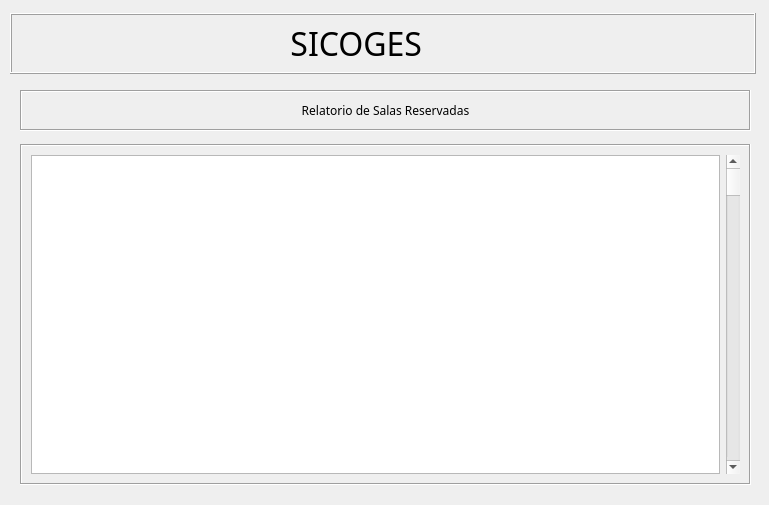
Above: relacaoreservas/form.ui from kadetete/controle-salas before the change. Below: the same form after it.
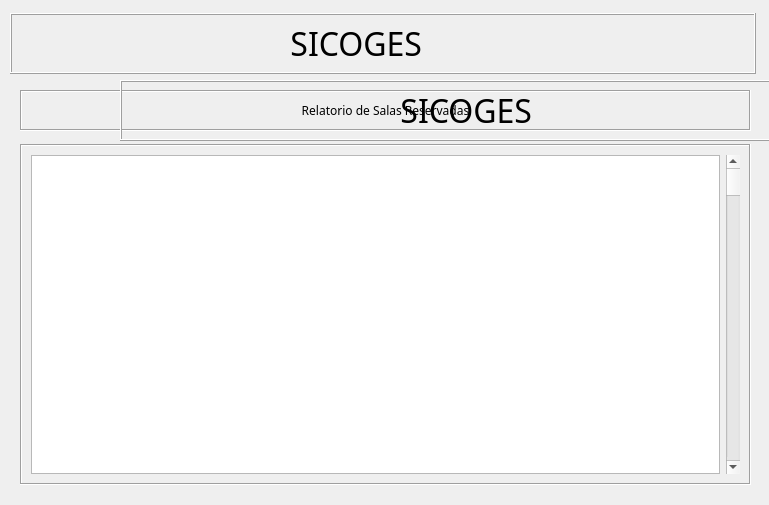
That is the form after the change. Icons and pictures are not drawn.

```diff
--- a/relacaoreservas/form.ui
+++ b/relacaoreservas/form.ui
@@ -163,6 +163,74 @@
     </item>
    </layout>
   </widget>
+  <widget class="QFrame" name="gridFrame_2">
+   <property name="geometry">
+    <rect>
+     <x>120</x>
+     <y>80</y>
+     <width>746</width>
+     <height>61</height>
+    </rect>
+   </property>
+   <property name="frameShape">
+    <enum>QFrame::Box</enum>
+   </property>
+   <property name="frameShadow">
+    <enum>QFrame::Raised</enum>
+   </property>
+   <property name="lineWidth">
+    <number>1</number>
+   </property>
+   <layout class="QHBoxLayout" name="horizontalLayout_4">
+    <item>
+     <widget class="QPushButton" name="pushButton_relatorio_volar_2">
+      <property name="sizePolicy">
+       <sizepolicy hsizetype="Fixed" vsizetype="Fixed">
+        <horstretch>0</horstretch>
+        <verstretch>0</verstretch>
+       </sizepolicy>
+      </property>
+      <property name="font">
+       <font>
+        <family>Versa</family>
+        <pointsize>10</pointsize>
+       </font>
+      </property>
+      <property name="layoutDirection">
+       <enum>Qt::RightToLeft</enum>
+      </property>
+      <property name="text">
+       <string/>
+      </property>
+      <property name="icon">
+       <iconset theme="go-previous">
+        <normaloff>../</normaloff>../</iconset>
+      </property>
+      <property name="flat">
+       <bool>true</bool>
+      </property>
+     </widget>
+    </item>
+    <item>
+     <widget class="QLabel" name="label_34">
+      <property name="font">
+       <font>
+        <family>Versa</family>
+        <pointsize>24</pointsize>
+        <italic>false</italic>
+        <bold>false</bold>
+       </font>
+      </property>
+      <property name="text">
+       <string>                           SICOGES</string>
+      </property>
+      <property name="alignment">
+       <set>Qt::AlignJustify|Qt::AlignVCenter</set>
+      </property>
+     </widget>
+    </item>
+   </layout>
+  </widget>
  </widget>
  <resources/>
  <connections/>
```
Left out of the diff: 2 changed lines with no effect on the pictures.
